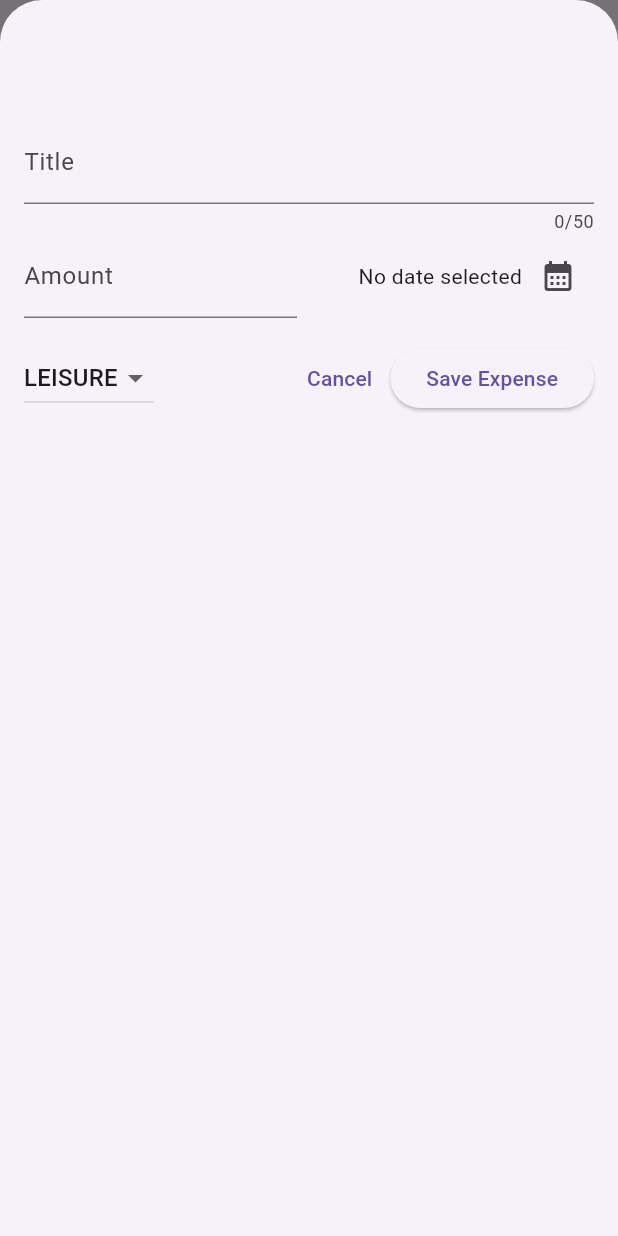
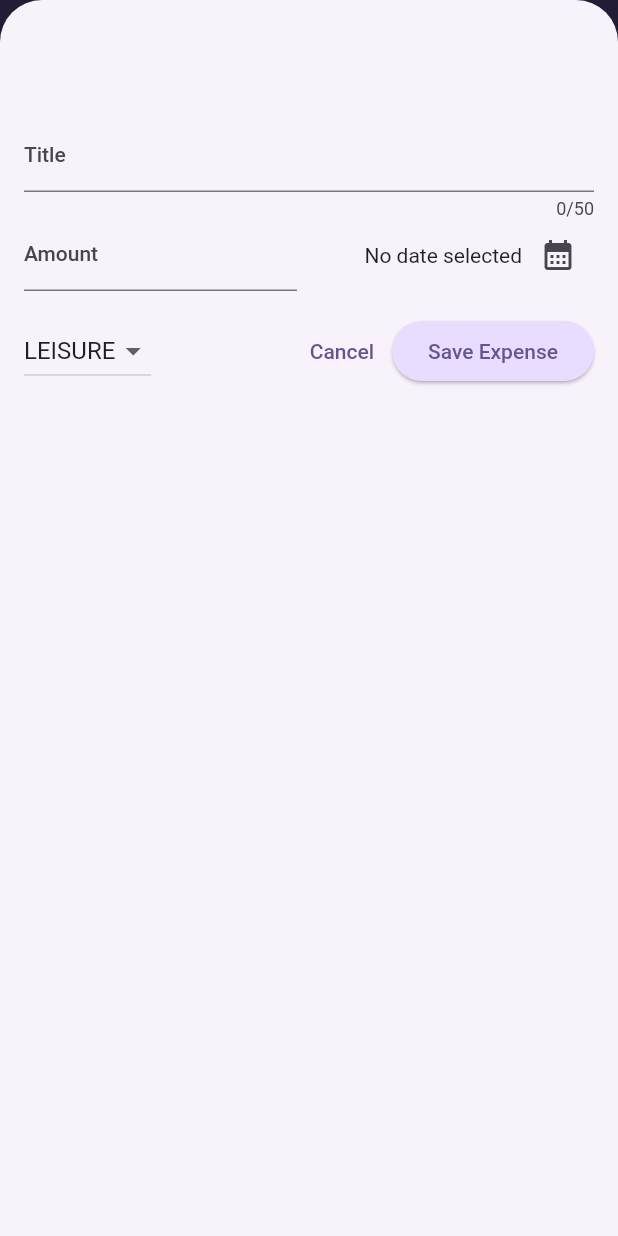
Before and after one commit to Jonaxx8/expense_tracker, a Flutter app: the screen it shows after launch, after a tap on the "add" icon, on a phone screen of 412 x 824 dp. Run offline on Flutter 3.47's test engine with Material 2 defaults, Android fonts, the phone set to English and light mode, and no system bars.

Commit message:
added styles for light n dark mode

```diff
--- a/lib/main.dart
+++ b/lib/main.dart
@@ -1,11 +1,54 @@
+import 'package:app/models/expense.dart';
 import 'package:flutter/material.dart';
 
 import 'package:app/widgets/expenses.dart';
 
+var kColorScheme =
+    ColorScheme.fromSeed(seedColor: const Color.fromARGB(255, 96, 59, 181));
+var kDarkColorScheme =
+    ColorScheme.fromSeed(seedColor: const Color.fromARGB(255, 5, 99, 125),
+    brightness: Brightness.dark,
+  );
+
 void main() {
   runApp(
     MaterialApp(
-      theme: ThemeData(useMaterial3: true),
+      darkTheme: ThemeData.dark().copyWith(
+        useMaterial3: true,
+        colorScheme: kDarkColorScheme,
+        cardTheme: const CardTheme().copyWith(
+              color: kDarkColorScheme  .secondaryContainer,
+              margin: const EdgeInsets.symmetric(horizontal: 16, vertical: 8)),
+        elevatedButtonTheme: ElevatedButtonThemeData(
+            style: ElevatedButton.styleFrom(
+              backgroundColor: kDarkColorScheme.primaryContainer,
+              foregroundColor: kDarkColorScheme.onPrimaryContainer,
+            ),
+          ),
+      ),
+      theme: ThemeData().copyWith(
+          useMaterial3: true,
+          colorScheme: kColorScheme,
+          appBarTheme: const AppBarTheme().copyWith(
+            backgroundColor: kColorScheme.onPrimaryContainer,
+            foregroundColor: kColorScheme.primaryContainer,
+          ),
+          cardTheme: const CardTheme().copyWith(
+              color: kColorScheme.secondaryContainer,
+              margin: const EdgeInsets.symmetric(horizontal: 16, vertical: 8)),
+          elevatedButtonTheme: ElevatedButtonThemeData(
+            style: ElevatedButton.styleFrom(
+              backgroundColor: kColorScheme.primaryContainer,
+            ),
+          ),
+          textTheme: ThemeData().textTheme.copyWith(
+                  titleLarge: TextStyle(
+                fontWeight: FontWeight.bold,
+                color: kColorScheme.onSecondaryContainer,
+                fontSize: 14,
+          ))),
+
+      themeMode: ThemeMode.system,
       home: const Expenses(),
     ),
   );
--- a/lib/models/expense.dart
+++ b/lib/models/expense.dart
@@ -33,3 +33,18 @@ class Expense {
     return formatter.format(date);
   }
 }
+
+class ExpenseBucket {
+  const ExpenseBucket({required this.category, required this.expenses});
+
+  final Category category;
+  final List<Expense> expenses;
+
+  double get totalExpenses {
+    double sum = 0;
+    for (final expense in expenses) {
+      sum += expense.amount;
+    }
+    return sum;
+  }
+}
--- a/lib/widgets/expenses_list/expenses_item.dart
+++ b/lib/widgets/expenses_list/expenses_item.dart
@@ -16,8 +16,12 @@ class ExpenseItem extends StatelessWidget {
             vertical: 16,
           ),
           child: Column(
+            crossAxisAlignment: CrossAxisAlignment.start,
             children: [
-              Text(expense.title),
+              Text(
+                expense.title,
+                style: Theme.of(context).textTheme.titleLarge,
+              ),
               const SizedBox(height: 4),
               Row(
                 children: [
--- a/lib/widgets/expenses_list/expenses_list.dart
+++ b/lib/widgets/expenses_list/expenses_list.dart
@@ -1,4 +1,5 @@
 import 'package:app/models/expense.dart';
+import 'package:flutter/material.dart';
 import 'package:flutter/widgets.dart';
 
 import 'expenses_item.dart';
@@ -19,6 +20,10 @@ class ExpensesList extends StatelessWidget {
       itemCount: expenses.length,
       itemBuilder: (ctx, index) => Dismissible(
         key: ValueKey(expenses[index]),
+        background: Container(
+          color: Theme.of(context).colorScheme.error.withOpacity(0.8),
+          margin: EdgeInsets.symmetric(horizontal: Theme.of(context).cardTheme.margin!.horizontal),
+        ),
         onDismissed: (direction) {
           onRemoveExpense(expenses[index]);
         },
```
